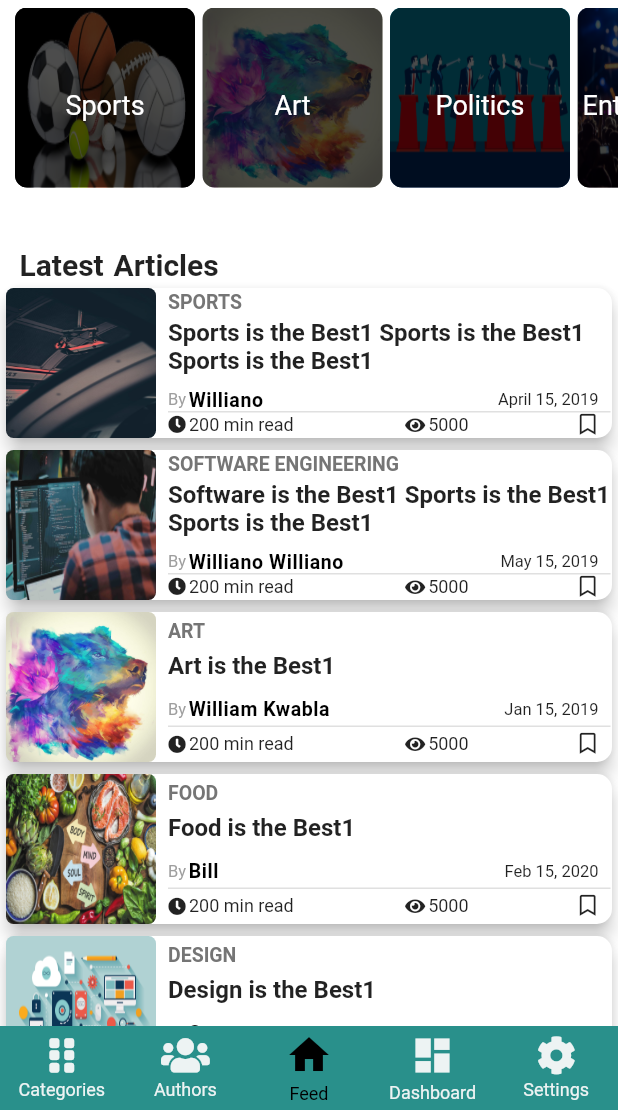
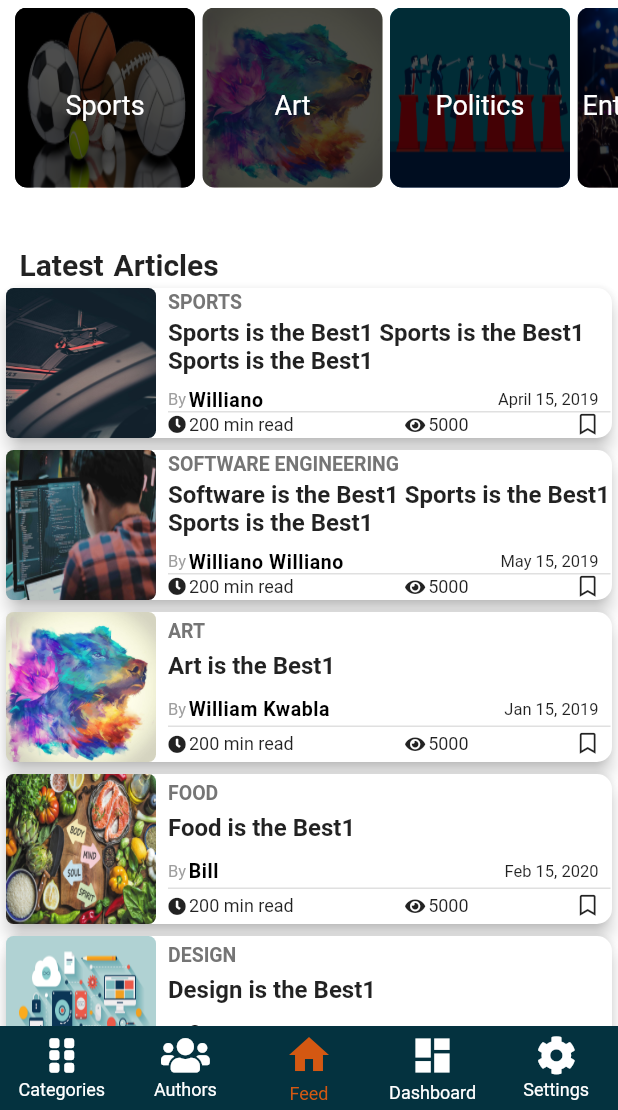
Before and after one commit to Williano/Bona-Blog-Mobile, a Flutter app: the screen it shows after launch, on a phone screen of 412 x 824 dp, the part 126-1236 px from its top. Run offline on Flutter 3.47's test engine with Material 2 defaults, Android fonts, the light colour scheme and no system bars; drawn by our look-alikes of persistent_bottom_nav_bar; our stand-ins replace font_awesome_flutter; Roboto replaces fonts that are missing (Georgia, Hind).

Commit message:
Update UI

```diff
--- a/lib/screens/home_screen.dart
+++ b/lib/screens/home_screen.dart
@@ -1,7 +1,6 @@
 import 'package:bona_blog/screens/category_list_screen.dart';
 import 'package:bona_blog/screens/feed_screen.dart';
 import 'package:bona_blog/screens/undefined_screen.dart';
-import 'package:bona_blog/utilities/custom_material_colors_utils.dart';
 import 'package:flutter/cupertino.dart';
 import 'package:flutter/material.dart';
 import 'package:font_awesome_flutter/font_awesome_flutter.dart';
@@ -18,40 +17,42 @@ class _HomeScreenState extends State<HomeScreen> {
   PersistentTabController _controller;
   int _currentTabIndex = 2;
 
-  List<PersistentBottomNavBarItem> _persistentBottomNavigationBarItems = [
+  List<PersistentBottomNavBarItem> _persistentBottomNavigationBarItems(
+          BuildContext context) =>
+      [
         PersistentBottomNavBarItem(
             icon: FaIcon(
               FontAwesomeIcons.gripVertical,
             ),
-        activeColor: Colors.black,
-        inactiveColor: Color(0xFFEDF3F3),
+            activeColor: Theme.of(context).buttonColor,
+            inactiveColor: Theme.of(context).primaryColorLight,
             title: ("Categories")),
         PersistentBottomNavBarItem(
             icon: FaIcon(
               FontAwesomeIcons.users,
             ),
-        activeColor: Colors.black,
-        inactiveColor: Color(0xFFEDF3F3),
+            activeColor: Theme.of(context).buttonColor,
+            inactiveColor: Theme.of(context).primaryColorLight,
             title: ("Authors")),
         PersistentBottomNavBarItem(
             icon: FaIcon(
               Icons.home,
               size: 32,
             ),
-        activeColor: Colors.black,
-        inactiveColor: Color(0xFFEDF3F3),
+            activeColor: Theme.of(context).buttonColor,
+            inactiveColor: Theme.of(context).primaryColorLight,
             title: ("Feed")),
         PersistentBottomNavBarItem(
             icon: FaIcon(Icons.dashboard, size: 30),
-        activeColor: Colors.black,
-        inactiveColor: Color(0xFFEDF3F3),
+            activeColor: Theme.of(context).buttonColor,
+            inactiveColor: Theme.of(context).primaryColorLight,
             title: ("Dashboard")),
         PersistentBottomNavBarItem(
             icon: FaIcon(
               FontAwesomeIcons.cog,
             ),
-        activeColor: Colors.black,
-        inactiveColor: Color(0xFFEDF3F3),
+            activeColor: Theme.of(context).buttonColor,
+            inactiveColor: Theme.of(context).primaryColorLight,
             title: ("Settings"))
       ];
 
@@ -73,14 +74,14 @@ class _HomeScreenState extends State<HomeScreen> {
 
   @override
   Widget build(BuildContext context) {
-    return _appBottomNavigationBar();
+    return _appBottomNavigationBar(context);
   }
 
-  Widget _appBottomNavigationBar() => PersistentTabView(
+  Widget _appBottomNavigationBar(BuildContext context) => PersistentTabView(
         controller: _controller,
-        items: _persistentBottomNavigationBarItems,
+        items: _persistentBottomNavigationBarItems(context),
         screens: _buildScreens(),
-        backgroundColor: customColor,
+        backgroundColor: Theme.of(context).bottomAppBarColor,
         showElevation: false,
         selectedIndex: _currentTabIndex,
         iconSize: 26.0,
```
Lines whose indentation alone changed are shown as unchanged.
